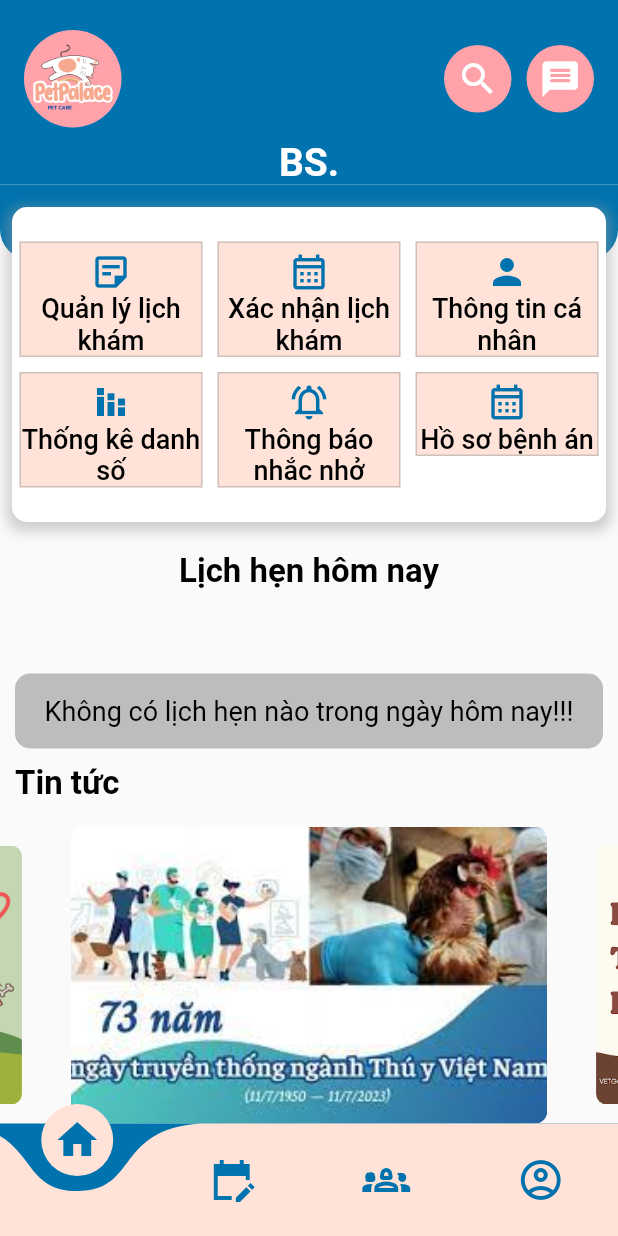
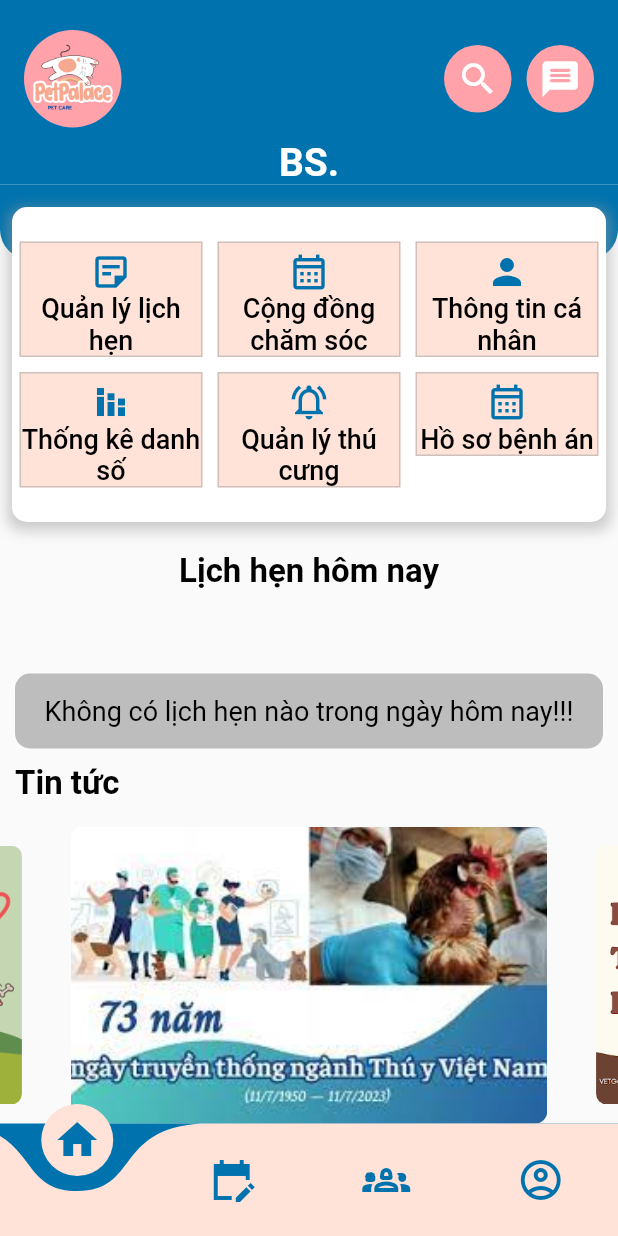
Before and after one commit to myduyen47/app_doctor_pet_care, a Flutter app: the HomeDoctor screen opened directly, on a phone screen of 412 x 824 dp. Run offline on Flutter 3.47's test engine with Material 2 defaults, Android fonts, the phone set to English and light mode, and no system bars; drawn by our look-alikes of carousel_slider, curved_navigation_bar; our stand-ins replace firebase_core, firebase_messaging, flutter_local_notifications, get, get_storage, google_fonts and 4 more; missing offline and left inert: jwt_decode; accounts and stored records are empty; Roboto replaces fonts that are missing (Sura).

Commit message:
Cập nhật code thay đổi

```diff
--- a/lib/src/config/app_config.dart
+++ b/lib/src/config/app_config.dart
@@ -24,7 +24,7 @@ class AppConfig {
   }
 
   static const Color materialMainBlueColor = Color(0xFF0072AD);
-  static const String apiDomain = "http://192.168.1.6:8000/api";
+  static const String apiDomain = "http://10.1.9.117:8000/api";
 
   static GlobalKey<NavigatorState> navigatorKey = GlobalKey<NavigatorState>();
 
--- a/lib/src/service/appointment_services.dart
+++ b/lib/src/service/appointment_services.dart
@@ -46,7 +46,7 @@ class AppointmentServices extends GetConnect {
     body['status'] = status;
     log(jsonEncode(body),
         name: CommonUtil.getCurrentClassAndFuncName(StackTrace.current));
-    return await put('/appointments/$id', body, headers: headers);
+    return await put('/appointments/update-status/$id', body, headers: headers);
   }
 
 
--- a/lib/src/widget/app.dart
+++ b/lib/src/widget/app.dart
@@ -22,8 +22,8 @@ class _PetCareAppState extends State<PetCareApp> {
   Widget build(BuildContext context) {
     return GetMaterialApp(
         debugShowCheckedModeBanner: false,
-        home: AppConfig.autoLogin == true && !AccountUtil.isExpiredLogin() ? HomeDoctor() : LoginScreen(),
-        // home: LoginScreen(),
+        // home: AppConfig.autoLogin == true && !AccountUtil.isExpiredLogin() ? HomeDoctor() : LoginScreen(),
+        home: LoginScreen(),
         defaultTransition: AppConfig.defaultTransition,
         locale: AppConfig.locale,
         fallbackLocale: AppConfig.fallbackLocale,
--- a/lib/src/widget/home/home_dortor.dart
+++ b/lib/src/widget/home/home_dortor.dart
@@ -225,14 +225,14 @@ class HomeDoctor extends StatelessWidget {
                 mainAxisAlignment: MainAxisAlignment.start,
                 children: [
                   ListContainer(
-                    title: 'Quản lý lịch khám',
+                    title: 'Quản lý lịch hẹn',
                     icon: Icons.sticky_note_2_outlined,
                     onTap: () {
                       Get.to(ManageAppointmentHome());
                     },
                   ),
                   ListContainer(
-                    title: 'Xác nhận lịch khám',
+                    title: 'Cộng đồng chăm sóc',
                     icon: Icons.calendar_month_outlined,
                     onTap: () {},
                   ),
@@ -253,11 +253,13 @@ class HomeDoctor extends StatelessWidget {
                     title: 'Thống kê danh số',
                     icon: Icons.stacked_bar_chart_outlined,
                     onTap: () {
-                      Get.to( StatisticalScreen( onMonthSelected: (value) {  },));
+                      Get.to(StatisticalScreen(
+                        onMonthSelected: (value) {},
+                      ));
                     },
                   ),
                   ListContainer(
-                    title: 'Thông báo nhắc nhở',
+                    title: 'Quản lý thú cưng',
                     icon: Icons.notifications_active_outlined,
                     onTap: () {},
                   ),
--- a/lib/src/widget/medical record/detail_medical_record.dart
+++ b/lib/src/widget/medical record/detail_medical_record.dart
@@ -31,7 +31,7 @@ class DetailMedicalRecordScreen extends StatelessWidget {
             children: [
               const FrameBack(),
               Text(
-                pet!.name!,
+                pet.name!,
                 style: GoogleFonts.sura(
                   textStyle: const TextStyle(
                     color: Colors.black,
@@ -112,7 +112,7 @@ class DetailMedicalRecordScreen extends StatelessWidget {
                             name: user!.fullName!,
                             email: user.email!,
                             phone: user.phone ?? 'N/A',
-                            address: user.address ?? 'N/A',
+                            address: user.address.detail! ?? 'N/A',
                           ),
                           FormDetailPet(
                             age: calculateAge(pet.birthDate!),
```
Also changed, not shown: lib/src/model/listpetowner_model.dart (+21 -3 lines).
